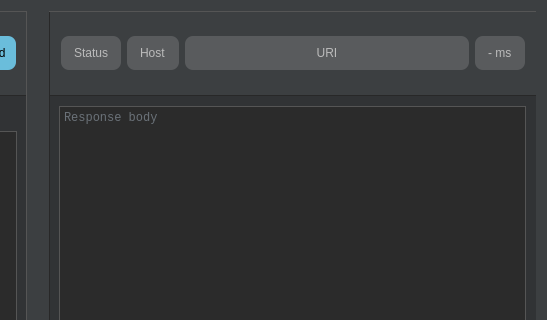
Before: the Qt Designer form mainwindow.ui in tmstieff/Woke, drawn with Qt 5; both pictures show x 733 to 1280 and y 0 to 320 of the 1280 by 720 pixel window.
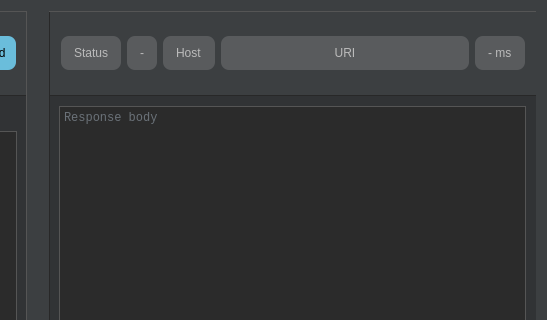
After: the same form once the commit is applied.

Commit message: Add ORM for handling recent requests, add recent requests selectable list

Patch:
```diff
--- a/mainwindow.ui
+++ b/mainwindow.ui
@@ -64,6 +64,29 @@
     width: 20px;
     subcontrol-position: left;
     subcontrol-origin: margin;
+}
+
+QPlainTextEdit {
+	background-color: #2b2b2b;
+	border-top: 1px solid #555555;
+	border-right: 1px solid #555555;
+	border-left: 1px solid #555555;
+	border-bottom: 3px solid #6ABDDB;
+	color: #a9b7c6;
+	font-family: mono;
+}
+
+QLineEdit {
+	background-color: #2b2b2b;
+	border: none;
+	border-bottom: 3px solid #6ABDDB;
+	color: #a9b7c6;
+	padding-left: 2px;
+}
+
+QListView {
+	color: #a9b7c6;
+	background-color: #3c3f41;
 }</string>
   </property>
   <widget class="QWidget" name="centralWidget">
@@ -648,6 +671,34 @@
              </property>
             </widget>
            </item>
+           <item>
+            <widget class="QLabel" name="verbLabel">
+             <property name="sizePolicy">
+              <sizepolicy hsizetype="Preferred" vsizetype="Fixed">
+               <horstretch>0</horstretch>
+               <verstretch>0</verstretch>
+              </sizepolicy>
+             </property>
+             <property name="minimumSize">
+              <size>
+               <width>0</width>
+               <height>0</height>
+              </size>
+             </property>
+             <property name="styleSheet">
+              <string notr="true">#verbLabel {
+	background-color: #595b5d;
+	color: #bbbbbb;
+	border: none;
+	padding: 10px;
+	border-radius: 8px;
+}</string>
+             </property>
+             <property name="text">
+              <string>-</string>
+             </property>
+            </widget>
+           </item>
            <item>
             <widget class="QLabel" name="hostLabel">
              <property name="sizePolicy">
```
Left out of the diff: 67 changed lines with no effect on the pictures. The commit also changes 16 other files.
